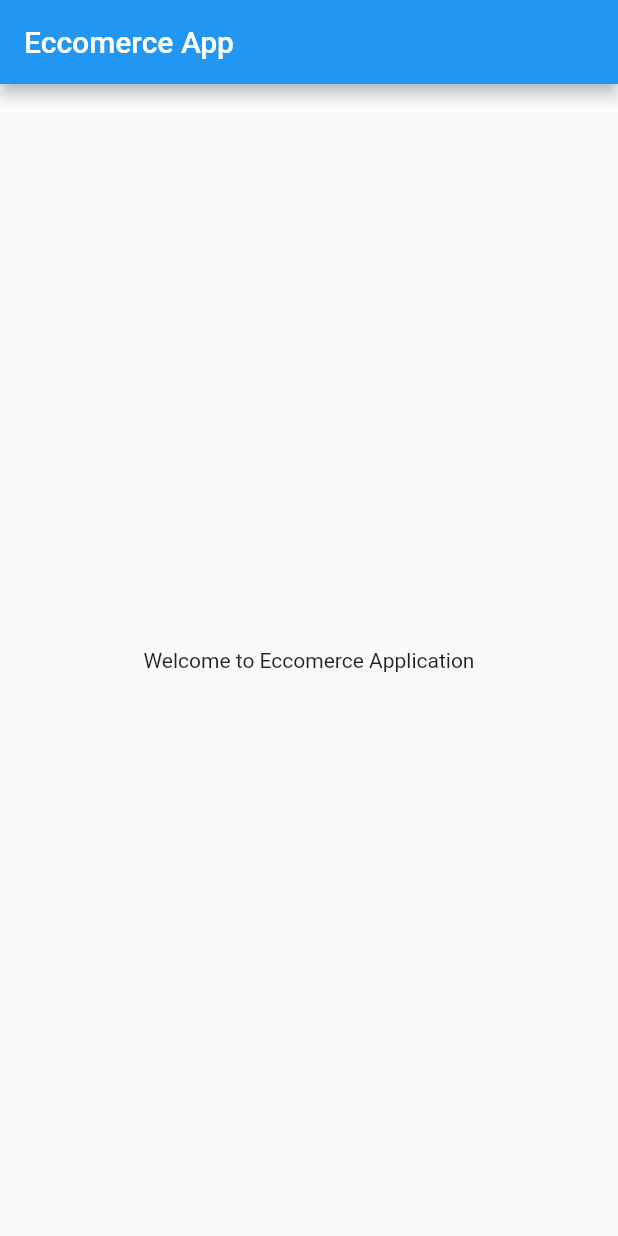
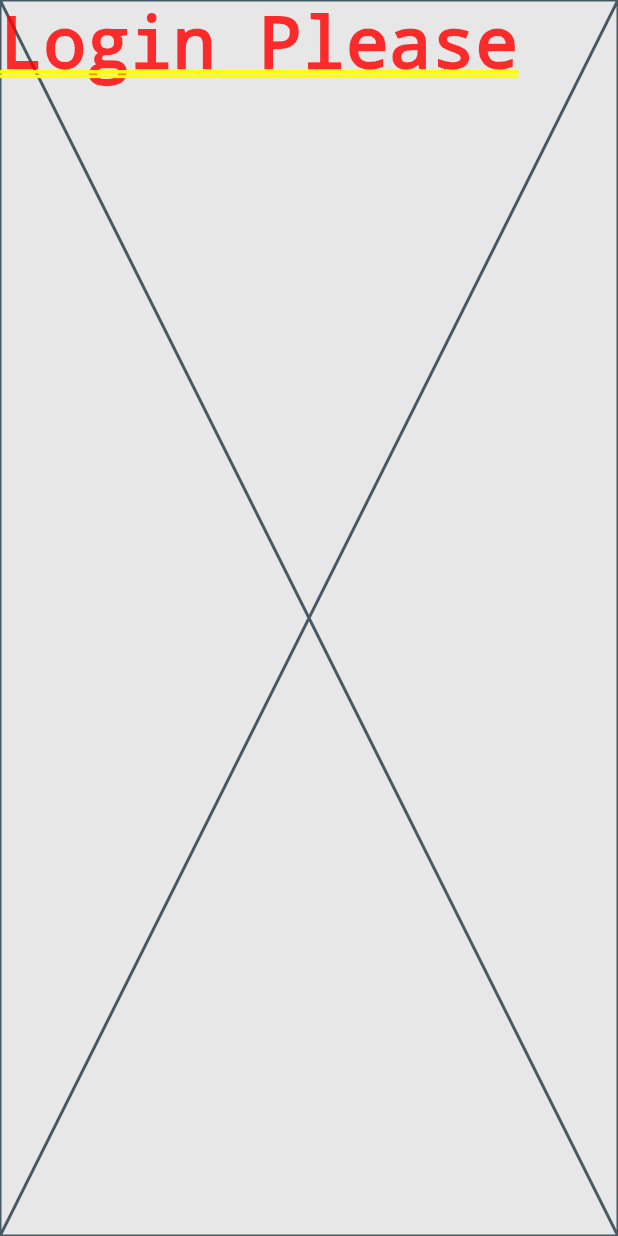
Before and after one commit to dev-rabin/FrontEnd-eccomerce, a Flutter app: the screen it shows after launch, on a phone screen of 412 x 824 dp. Run offline on Flutter 3.47's test engine with Material 2 defaults, Android fonts, the phone set to English and light mode, and no system bars; our stand-ins replace dio, pretty_dio_logger.

Commit message:
second commit

```diff
--- /dev/null
+++ b/lib/core/routes.dart
@@ -0,0 +1,20 @@
+// ignore_for_file: prefer_const_constructors
+import 'package:ecommerce_app/presentation/screens/auth/signup_screen.dart';
+import 'package:flutter/cupertino.dart';
+
+import '../presentation/screens/auth/login_screen.dart';
+
+class Routes {
+  static Route? onGenerateRoute(RouteSettings settings) {
+    switch (settings.name) {
+      case LoginScreen.routeName:
+        return CupertinoPageRoute(builder: (context) => LoginScreen());
+
+      case SignUpScreen.routeName:
+        return CupertinoPageRoute(builder: (context) => SignUpScreen());
+
+      default:
+        return null;
+    }
+  }
+}
--- a/lib/main.dart
+++ b/lib/main.dart
@@ -1,24 +1,23 @@
 // ignore_for_file: prefer_const_constructors
-
-import 'package:ecommerce_app/presentation/homeScreen.dart';
+import 'package:ecommerce_app/presentation/screens/auth/login_screen.dart';
 import 'package:flutter/material.dart';
+import 'core/routes.dart';
 
 void main(List<String> args) {
   runApp(EccomerceApp());
 }
-
 class EccomerceApp extends StatefulWidget {
   const EccomerceApp({super.key});
-
   @override
   State<EccomerceApp> createState() => _EccomerceAppState();
 }
-
 class _EccomerceAppState extends State<EccomerceApp> {
   @override
   Widget build(BuildContext context) {
     return MaterialApp(
-      home: HomeScreen(),
+      debugShowCheckedModeBanner: false,
+      onGenerateRoute: Routes.onGenerateRoute,
+      initialRoute: LoginScreen.routeName,
     );
   }
 }
--- a/lib/presentation/homeScreen.dart
+++ /dev/null
@@ -1,24 +0,0 @@
-// ignore_for_file: prefer_const_constructors
-
-import 'package:flutter/material.dart';
-
-class HomeScreen extends StatefulWidget {
-  const HomeScreen({super.key});
-
-  @override
-  State<HomeScreen> createState() => _HomeScreenState();
-}
-
-class _HomeScreenState extends State<HomeScreen> {
-  @override
-  Widget build(BuildContext context) {
-    return Scaffold(
-      appBar: AppBar(
-        title: Text("Eccomerce App"),
-      ),
-      body: Center(
-        child: Text("Welcome to Eccomerce Application"),
-      ),
-    );
-  }
-}
--- /dev/null
+++ b/lib/presentation/screens/auth/login_screen.dart
@@ -0,0 +1,21 @@
+// ignore_for_file: prefer_const_constructors
+
+import 'package:flutter/material.dart';
+
+class LoginScreen extends StatefulWidget {
+  const LoginScreen({super.key});
+
+  static const String routeName = "login";
+
+  @override
+  State<LoginScreen> createState() => _LoginScreenState();
+}
+
+class _LoginScreenState extends State<LoginScreen> {
+  @override
+  Widget build(BuildContext context) {
+    return Placeholder(
+      child: Text("Login Please"),
+    );
+  }
+}
--- a/pubspec.yaml
+++ b/pubspec.yaml
@@ -35,6 +35,8 @@ dependencies:
   # The following adds the Cupertino Icons font to your application.
   # Use with the CupertinoIcons class for iOS style icons.
   cupertino_icons: ^1.0.2
+  dio: ^5.3.2
+  pretty_dio_logger: ^1.3.1
 
 dev_dependencies:
   flutter_test:
```
Also changed, not shown: lib/core/api.dart (added, +43 -0 lines), lib/data/models/user/repositories/user_repository.dart (added, +44 -0 lines), lib/presentation/screens/auth/signup_screen.dart (added, +19 -0 lines), pubspec.lock.
